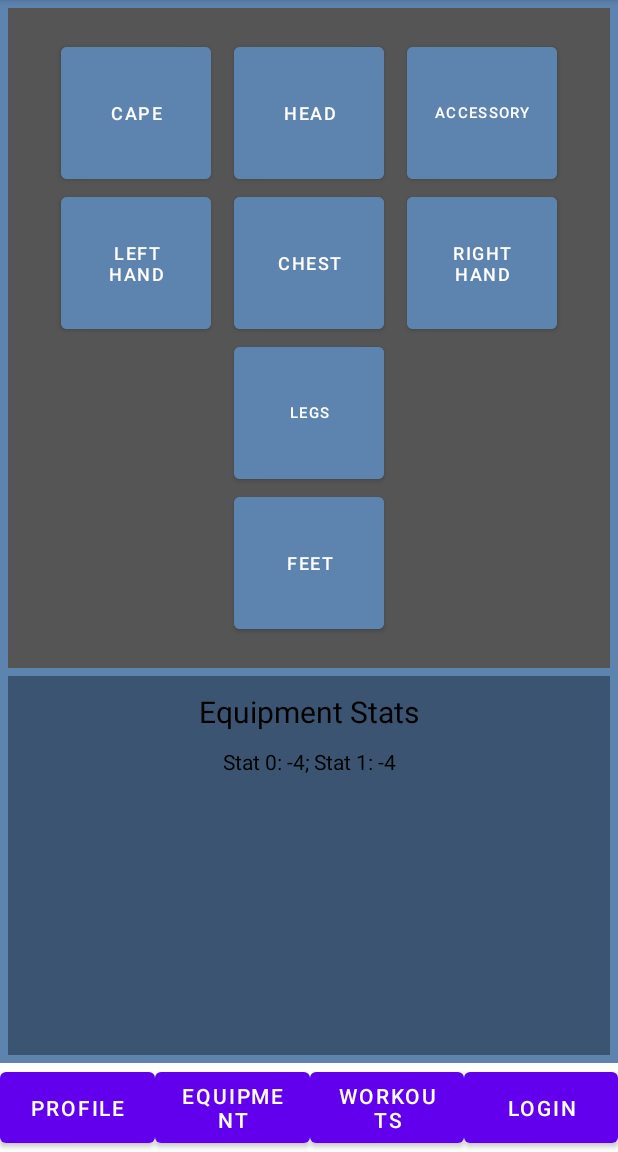
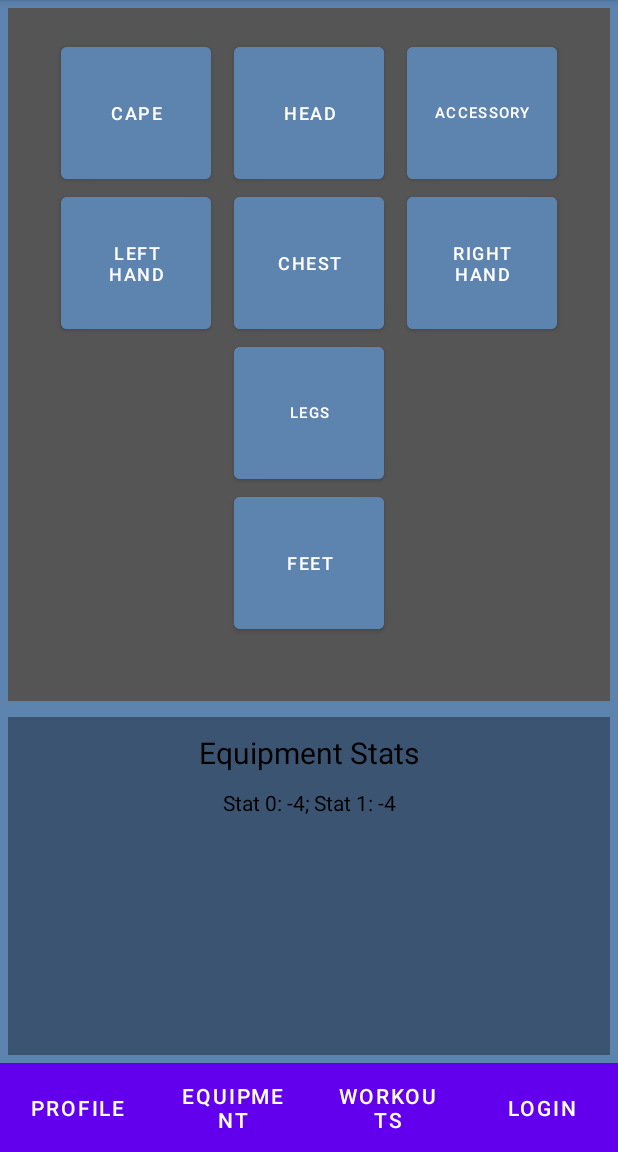
Before and after one commit to JuliusCedar/WorkoutWarrior, an Android app: the MainActivity screen opened directly, with no data from a screen before it, after a tap on "EQUIPMENT", on a phone screen of 412 x 824 dp, the part 84-1236 px from its top. Run offline under Robolectric (Android 15) with nearby library versions, the phone set to English and light mode, and no system bars.

Commit message:
Changed profile, equipment, and workout activities to fragments, so some file names have changed. MainActivity handles the fragment switching in a sort of tab view layout.

```diff
--- a/app/src/main/java/com/example/workoutwarrior/EquipmentActivity.java
+++ /dev/null
@@ -1,44 +0,0 @@
-package com.example.workoutwarrior;
-
-import android.content.Intent;
-import android.os.Bundle;
-import android.view.LayoutInflater;
-import android.view.View;
-import android.view.ViewGroup;
-
-import androidx.annotation.NonNull;
-import androidx.annotation.Nullable;
-import androidx.appcompat.app.AppCompatActivity;
-import androidx.fragment.app.Fragment;
-
-public class EquipmentActivity extends Fragment{/*AppCompatActivity {
- */
-    @Nullable
-    @Override
-    public View onCreateView(@NonNull LayoutInflater inflater, @Nullable ViewGroup container, @Nullable Bundle savedInstanceState) {
-        return inflater.inflate(R.layout.layout_equipment, null);
-    }
-/*
-
-    @Override
-    protected void onCreate(Bundle savedInstanceState) {
-        super.onCreate(savedInstanceState);
-        setContentView(R.layout.layout_equipment);
-    }
-
-    / * Open Profile
-     * Changes view to the profile screen
-     * /
-    public void openProfile(){
-        Intent myIntent = new Intent(this, ProfileActivity.class);
-        this.startActivity(myIntent);
-    }
-
-    / * Open Workouts
-     * Changes view to the workouts screen
-     * /
-    public void openWorkouts(){
-        Intent myIntent = new Intent(this, WorkoutActivity.class);
-        this.startActivity(myIntent);
-    } */
-}
--- /dev/null
+++ b/app/src/main/java/com/example/workoutwarrior/EquipmentFragment.java
@@ -0,0 +1,18 @@
+package com.example.workoutwarrior;
+
+import android.os.Bundle;
+import android.view.LayoutInflater;
+import android.view.View;
+import android.view.ViewGroup;
+
+import androidx.annotation.NonNull;
+import androidx.annotation.Nullable;
+import androidx.fragment.app.Fragment;
+
+public class EquipmentFragment extends Fragment {
+    @Nullable
+    @Override
+    public View onCreateView(@NonNull LayoutInflater inflater, @Nullable ViewGroup container, @Nullable Bundle savedInstanceState) {
+        return inflater.inflate(R.layout.fragment_equipment, null);
+    }
+}
--- a/app/src/main/java/com/example/workoutwarrior/LoginActivity.java
+++ b/app/src/main/java/com/example/workoutwarrior/LoginActivity.java
@@ -42,8 +42,8 @@ public class LoginActivity extends AppCompatActivity {
         if (playerId != -1) {
             Dictionary currentPlayer = dbManager.selectById(playerId);
             Profile.loadProfile((String)currentPlayer.get("name"), (int)currentPlayer.get("level"), (String)currentPlayer.get("class"), (int)currentPlayer.get("strength"), (int)currentPlayer.get("dexterity"), (int)currentPlayer.get("constitution"));
-            Intent myIntent = new Intent(this, ProfileActivity.class);
-            this.startActivity(myIntent);
+            // return to main activity, TODO: notify did succeed?
+            finish();
         } else {
             badLogin.setVisibility(View.VISIBLE);
         }
--- a/app/src/main/java/com/example/workoutwarrior/MainActivity.java
+++ b/app/src/main/java/com/example/workoutwarrior/MainActivity.java
@@ -6,17 +6,21 @@ import androidx.fragment.app.Fragment;
 import android.content.Intent;
 import android.os.Bundle;
 import android.view.View;
-import android.widget.Button;
 
 public class MainActivity extends AppCompatActivity {
+
     @Override
     protected void onCreate(Bundle savedInstanceState) {
         super.onCreate(savedInstanceState);
         setContentView(R.layout.activity_main);
-        //Intent myIntent = new Intent(this, LoginActivity.class);
-        //this.startActivity(myIntent);
 
-        // temp show profile
+        Profile.getProfile();
+
+        // Shows login interface
+        Intent myIntent = new Intent(this, LoginActivity.class);
+        this.startActivity(myIntent);
+
+        // temp show profile, TODO: it should be different if ^ fails
         ShowProfile(null);
     }
 
@@ -24,24 +28,25 @@ public class MainActivity extends AppCompatActivity {
      * The following functions switch the active fragment
      */
     public void ShowProfile(View view) {
-        Fragment profile = new ProfileActivity();
+        Fragment profile = new ProfileFragment();
         getSupportFragmentManager().beginTransaction().replace(R.id.main_fragment_layout, profile).commit();
     }
     public void ShowEquip(View view) {
-        Fragment equipment = new EquipmentActivity();
+        Fragment equipment = new EquipmentFragment();
         getSupportFragmentManager().beginTransaction().replace(R.id.main_fragment_layout, equipment).commit();
     }
     public void ShowWorkouts(View view) {
-        Fragment workout = new WorkoutActivity();
+        Fragment workout = new WorkoutFragment();
         getSupportFragmentManager().beginTransaction().replace(R.id.main_fragment_layout, workout).commit();
     }
 
+    // takes the user back to the login activity
+    public void Login(View view) {
+        // TODO: Logout? This allows the user to just press back to come back here
 
-    public void Login(View view) {
+        // Shows login interface
+        Intent myIntent = new Intent(this, LoginActivity.class);
+        this.startActivity(myIntent);
 
-        // TODO: Logout ?
-
-        // go back to login
-        finish();
     }
 }
--- a/app/src/main/java/com/example/workoutwarrior/ProfileActivity.java
+++ /dev/null
@@ -1,73 +0,0 @@
-package com.example.workoutwarrior;
-
-import android.content.Intent;
-import android.os.Bundle;
-import android.view.LayoutInflater;
-import android.view.View;
-import android.view.ViewGroup;
-import android.widget.Button;
-import android.widget.TextView;
-
-import androidx.annotation.NonNull;
-import androidx.annotation.Nullable;
-import androidx.appcompat.app.AppCompatActivity;
-import androidx.fragment.app.Fragment;
-
-public class ProfileActivity extends Fragment{/*AppCompatActivity {
-*/
-    @Nullable
-    @Override
-    public View onCreateView(@NonNull LayoutInflater inflater, @Nullable ViewGroup container, @Nullable Bundle savedInstanceState) {
-        return inflater.inflate(R.layout.activity_profile, null);
-    }
-/*
-    @Override
-    protected void onCreate(Bundle savedInstanceState) {
-        super.onCreate(savedInstanceState);
-        setContentView(R.layout.activity_profile);
-    }
-
-    @Override
-    protected void onStart() {
-        super.onStart();
-        TextView playerName = (TextView)findViewById(R.id.name_text);
-        TextView playerClass = (TextView)findViewById(R.id.class_display_text);
-        TextView playerLevel = (TextView)findViewById(R.id.level_display_text);
-
-        playerName.setText(Profile.getProfile().getName());
-        playerClass.setText(Profile.getProfile().getPlayerClass());
-        playerLevel.setText(String.valueOf(Profile.getProfile().getLevel()));
-    }
-
-    / * Open Equipment
-     * Changes view to equipment screen
-     * /
-    public void openEquipment(View v){
-        Intent myIntent = new Intent(this, EquipmentActivity.class);
-        this.startActivity(myIntent);
-    }
-
-    / * Open Workouts
-     * Changes view to the workouts screen
-     * /
-    public void openWorkouts(View v){
-        Intent myIntent = new Intent(this, WorkoutActivity.class);
-        this.startActivity(myIntent);
-    }
-
-    / * Open Profile
-     * Changes view to the profile screen
-     * /
-    public void openProfile(View v){
-        Intent myIntent = new Intent(this, ProfileActivity.class);
-        this.startActivity(myIntent);
-    }
-
-    /* Log Out
-     * Changes view to the login screen
-     * /
-    public void logOut(View v){
-        Intent myIntent = new Intent(this, LoginActivity.class);
-        this.startActivity(myIntent);
-    }*/
-}
--- /dev/null
+++ b/app/src/main/java/com/example/workoutwarrior/ProfileFragment.java
@@ -0,0 +1,28 @@
+package com.example.workoutwarrior;
+
+import android.os.Bundle;
+import android.view.LayoutInflater;
+import android.view.View;
+import android.view.ViewGroup;
+
+import androidx.annotation.NonNull;
+import androidx.annotation.Nullable;
+import androidx.fragment.app.Fragment;
+
+public class ProfileFragment extends Fragment {
+    @Nullable
+    @Override
+    public View onCreateView(@NonNull LayoutInflater inflater, @Nullable ViewGroup container, @Nullable Bundle savedInstanceState) {
+        /*
+
+        TextView playerName = (TextView)findViewById(R.id.name_text);
+        TextView playerClass = (TextView)findViewById(R.id.class_display_text);
+        TextView playerLevel = (TextView)findViewById(R.id.level_display_text);
+
+        playerName.setText(Profile.getProfile().getName());
+        playerClass.setText(Profile.getProfile().getPlayerClass());
+        playerLevel.setText(String.valueOf(Profile.getProfile().getLevel()));
+         */
+        return inflater.inflate(R.layout.fragment_profile, null);
+    }
+}
--- a/app/src/main/java/com/example/workoutwarrior/SignupActivity.java
+++ b/app/src/main/java/com/example/workoutwarrior/SignupActivity.java
@@ -40,8 +40,8 @@ public class SignupActivity extends AppCompatActivity {
             noContent.setVisibility(View.VISIBLE);
         } else if (password1.equals(password2)) {
             addNewUser(username, password1);
-            Intent myIntent = new Intent(this, MainActivity.class);
-            this.startActivity(myIntent);
+            // return to main activity, TODO: notify did succeed?
+            finish();
         } else {
             passwordsDontMatch.setVisibility(View.VISIBLE);
             password1Element.setText("");
--- a/app/src/main/res/layout/activity_main.xml
+++ b/app/src/main/res/layout/activity_main.xml
@@ -5,6 +5,7 @@
     android:layout_width="match_parent"
     android:layout_height="match_parent"
     tools:context=".MainActivity"
+    android:background="@color/blue_grey"
     android:orientation="vertical">
 
     <FrameLayout
@@ -25,6 +26,7 @@
             android:layout_width="match_parent"
             android:layout_height="match_parent"
             android:layout_weight="1"
+            android:background="@color/blue"
             android:onClick="ShowProfile"
             android:text="Profile"></Button>
 
@@ -33,6 +35,7 @@
             android:layout_width="match_parent"
             android:layout_height="match_parent"
             android:layout_weight="1"
+            android:background="@color/blue"
             android:onClick="ShowEquip"
             android:text="Equipment"></Button>
 
@@ -41,6 +44,7 @@
             android:layout_width="match_parent"
             android:layout_height="match_parent"
             android:layout_weight="1"
+            android:background="@color/blue"
             android:onClick="ShowWorkouts"
             android:text="Workouts"></Button>
 
@@ -49,6 +53,7 @@
             android:layout_width="match_parent"
             android:layout_height="match_parent"
             android:layout_weight="1"
+            android:background="@color/blue"
             android:onClick="Login"
             android:text="Login"></Button>
     </LinearLayout>
--- a/app/src/main/res/layout/layout_equipment.xml
+++ b/app/src/main/res/layout/fragment_equipment.xml
@@ -1,17 +1,17 @@
 <?xml version="1.0" encoding="utf-8"?>
-<androidx.constraintlayout.widget.ConstraintLayout
-    xmlns:android="http://schemas.android.com/apk/res/android"
+<LinearLayout xmlns:android="http://schemas.android.com/apk/res/android"
+    xmlns:tools="http://schemas.android.com/tools"
     xmlns:app="http://schemas.android.com/apk/res-auto"
-    xmlns:tools="http://schemas.android.com/tools"
+    android:orientation="vertical"
     android:layout_width="match_parent"
     android:layout_height="match_parent"
-    android:background="@color/blue_grey"
-    tools:context=".EquipmentActivity">
+    tools:context=".EquipmentFragment">
 
     <androidx.constraintlayout.widget.ConstraintLayout
         android:id="@+id/SelectEquipmentLayout"
         android:layout_width="match_parent"
-        android:layout_height="0dp"
+        android:layout_height="match_parent"
+        android:layout_weight="0.5"
         android:background="@color/dark_grey"
         android:padding="20dp"
         android:layout_margin="5dp"
@@ -107,7 +107,8 @@
     <androidx.constraintlayout.widget.ConstraintLayout
         android:id="@+id/EquipmentDetailsLayout"
         android:layout_width="match_parent"
-        android:layout_height="0dp"
+        android:layout_height="match_parent"
+        android:layout_weight="1"
         android:padding="10dp"
         android:background="@color/dark_blue_grey"
         android:layout_margin="5dp"
@@ -139,4 +140,4 @@
             app:layout_constraintTop_toBottomOf="@id/EquipmentStatsHeaderText" />
     </androidx.constraintlayout.widget.ConstraintLayout>
 
-</androidx.constraintlayout.widget.ConstraintLayout>
+</LinearLayout>
--- a/app/src/main/res/layout/activity_profile.xml
+++ b/app/src/main/res/layout/fragment_profile.xml
@@ -3,9 +3,8 @@
     xmlns:tools="http://schemas.android.com/tools"
     android:layout_width="match_parent"
     android:layout_height="match_parent"
-    android:background="@color/blue_grey"
     android:orientation="vertical"
-    tools:context=".ProfileActivity">
+    tools:context=".ProfileFragment">
 
     <View
         android:layout_width="match_parent"
```
Also changed, not shown: app/src/main/AndroidManifest.xml (+2 -5 lines), app/src/main/java/com/example/workoutwarrior/WorkoutActivity.java (deleted, +0 -44 lines), app/src/main/java/com/example/workoutwarrior/WorkoutFragment.java (added, +18 -0 lines), app/src/main/res/layout/fragment_workout.xml (added, +53 -0 lines), app/src/main/res/layout/list_of_workouts.xml (deleted, +0 -54 lines).
